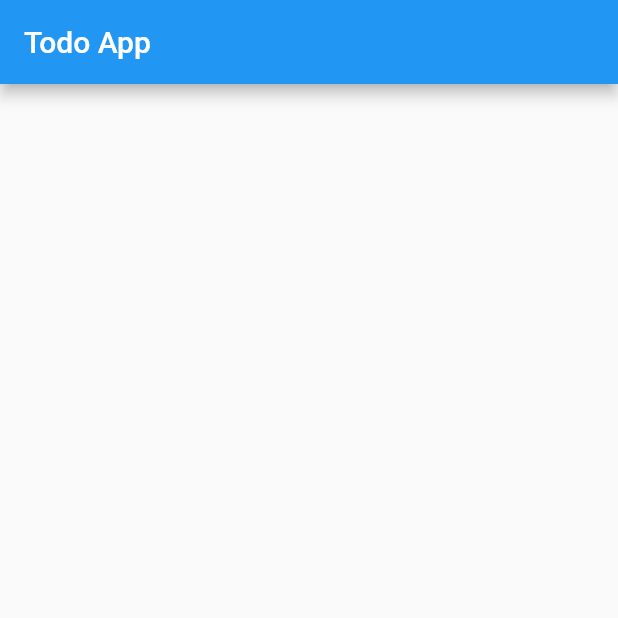
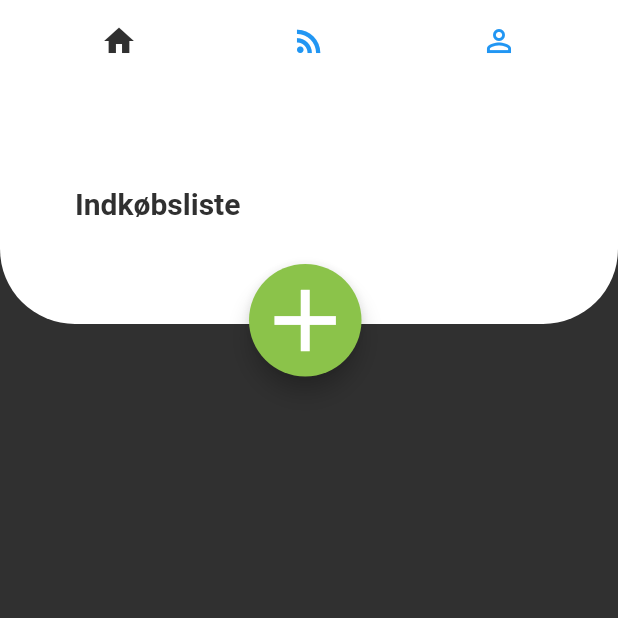
Before and after one commit to Valle-xd/Todo_App, a Flutter app: the screen it shows after launch, on a phone screen of 412 x 824 dp, the top half of it. Run offline on Flutter 3.47's test engine with Material 2 defaults, Android fonts, the phone set to English and light mode, and no system bars; Roboto replaces fonts that are missing (Avenir).

Commit message:
frontpage - liste

```diff
--- a/lib/main.dart
+++ b/lib/main.dart
@@ -1,4 +1,5 @@
 import 'package:flutter/material.dart';
+import 'models/global.dart';
 
 void main() => runApp(MyApp());
 
@@ -9,7 +10,7 @@ class MyApp extends StatelessWidget {
     return MaterialApp(
       title: 'Todo App',
       theme: ThemeData(
-        primarySwatch: Colors.blue,
+        primarySwatch: Colors.grey,
       ),
       home: MyHomePage(title: 'Todo App'),
     );
@@ -28,14 +29,80 @@ class _MyHomePageState extends State<MyHomePage> {
 
   @override
   Widget build(BuildContext context) {
-
-    return Scaffold(
-      appBar: AppBar(
-        title: Text(widget.title),
-      ),
-      body: Center(
-
-      ),
+    return MaterialApp(
+        color: Colors.yellow,
+        home: SafeArea(
+            child: DefaultTabController(
+            length: 3,
+            child: new Scaffold(
+              body: Stack(
+                  children: <Widget>
+                  [ TabBarView(
+                  children: [
+                    new Container(
+                      color: darkgreyColor,
+                    ),
+                    new Container(color: Colors.orange,),
+                    new Container(
+                      color: Colors.lightGreen,
+                    ),
+                  ],
+                ),
+                Container(
+                padding: EdgeInsets.only(left: 50 ),
+                height: 160,
+                decoration: BoxDecoration(borderRadius: BorderRadius.only(
+                  bottomLeft: Radius.circular(50),
+                  bottomRight: Radius.circular(50)
+                ),
+                color: Colors.white,
+                ),
+                child: Row(
+                mainAxisAlignment: MainAxisAlignment.spaceBetween,
+                children: <Widget>[
+                  Text("Indkøbsliste",style: listeTextstyle,),
+                  Container()
+                ],
+                ),
+                ),
+                Container(
+                  height: 75,
+                  width: 75,
+                  margin: EdgeInsets.only(top: 120, left: MediaQuery.of(context).size.width*0.5 - 40),
+                    child: FloatingActionButton (
+                    child: Icon(Icons.add, size: 70,),
+                    backgroundColor: Colors.lightGreen,
+                    onPressed:(){},
+                    ),
+                )
+                  ]
+              ),
+              appBar: AppBar(
+                  elevation: 0,
+                  title: new TabBar(
+                  tabs: [
+                    Tab(
+                      icon: new Icon(Icons.home),
+                    ),
+                    Tab(
+                      icon: new Icon(Icons.rss_feed),
+                    ),
+                    Tab(
+                      icon: new Icon(Icons.perm_identity),
+                    ),
+                  ],
+                  labelColor: darkgreyColor,
+                  unselectedLabelColor: Colors.blue,
+                  indicatorSize: TabBarIndicatorSize.label,
+                  indicatorPadding: EdgeInsets.all(5.0),
+                  indicatorColor: Colors.transparent,
+                ),
+                backgroundColor: Colors.white,
+              ),
+              backgroundColor: Colors.white,
+            ),
+          ),
+        ),
     );
   }
 }
--- /dev/null
+++ b/lib/models/global.dart
@@ -0,0 +1,9 @@
+import 'package:flutter/material.dart';
+
+Color darkgreyColor = new Color (0xFF303030);
+
+TextStyle listeTextstyle = new TextStyle(
+  fontFamily: 'Avenir',
+  fontWeight: FontWeight.bold,
+  color: darkgreyColor,
+  fontSize: 20);
```
